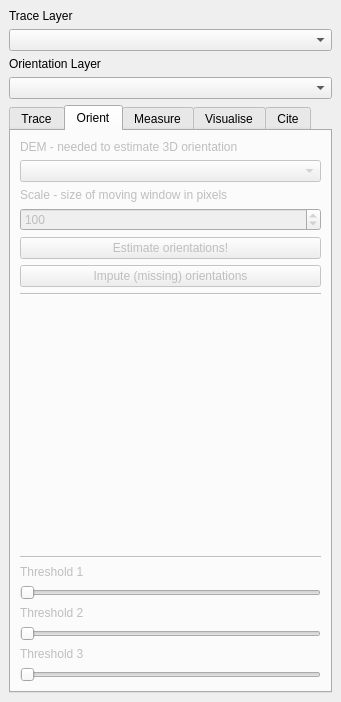
First picture: the form in geo_trace/geo_trace_dockwidget_base.ui, repository RichardQZeng/ForestLines, before the edit.
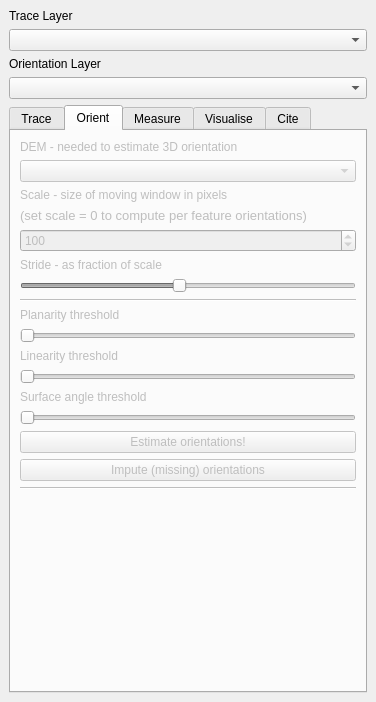
Second picture: the form after the edit. The open tabs and pages were chosen to show the change. Custom widgets are drawn as their Qt base class.

Commit message: Added stereonet function

```diff
--- a/geo_trace/geo_trace_dockwidget_base.ui
+++ b/geo_trace/geo_trace_dockwidget_base.ui
@@ -6,7 +6,7 @@
    <rect>
     <x>0</x>
     <y>0</y>
-    <width>341</width>
+    <width>376</width>
     <height>702</height>
    </rect>
   </property>
@@ -285,6 +285,18 @@
           </property>
          </widget>
         </item>
+        <item>
+         <widget class="QLabel" name="label_15">
+          <property name="font">
+           <font>
+            <pointsize>10</pointsize>
+           </font>
+          </property>
+          <property name="text">
+           <string>(set scale = 0 to compute per feature orientations)</string>
+          </property>
+         </widget>
+        </item>
         <item>
          <widget class="QDoubleSpinBox" name="ot_scale">
           <property name="toolTip">
@@ -304,6 +316,81 @@
           </property>
          </widget>
         </item>
+        <item>
+         <widget class="QLabel" name="label_16">
+          <property name="text">
+           <string>Stride - as fraction of scale</string>
+          </property>
+         </widget>
+        </item>
+        <item>
+         <widget class="QSlider" name="horizontalSlider_4">
+          <property name="minimum">
+           <number>5</number>
+          </property>
+          <property name="maximum">
+           <number>100</number>
+          </property>
+          <property name="singleStep">
+           <number>5</number>
+          </property>
+          <property name="value">
+           <number>50</number>
+          </property>
+          <property name="orientation">
+           <enum>Qt::Horizontal</enum>
+          </property>
+         </widget>
+        </item>
+        <item>
+         <widget class="Line" name="line_4">
+          <property name="orientation">
+           <enum>Qt::Horizontal</enum>
+          </property>
+         </widget>
+        </item>
+        <item>
+         <widget class="QLabel" name="label_12">
+          <property name="text">
+           <string>Planarity threshold</string>
+          </property>
+         </widget>
+        </item>
+        <item>
+         <widget class="QSlider" name="horizontalSlider">
+          <property name="orientation">
+           <enum>Qt::Horizontal</enum>
+          </property>
+         </widget>
+        </item>
+        <item>
+         <widget class="QLabel" name="label_13">
+          <property name="text">
+           <string>Linearity threshold</string>
+          </property>
+         </widget>
+        </item>
+        <item>
+         <widget class="QSlider" name="horizontalSlider_2">
+          <property name="orientation">
+           <enum>Qt::Horizontal</enum>
+          </property>
+         </widget>
+        </item>
+        <item>
+         <widget class="QLabel" name="label_14">
+          <property name="text">
+           <string>Surface angle threshold</string>
+          </property>
+         </widget>
+        </item>
+        <item>
+         <widget class="QSlider" name="horizontalSlider_3">
+          <property name="orientation">
+           <enum>Qt::Horizontal</enum>
+          </property>
+         </widget>
+        </item>
         <item>
          <widget class="QPushButton" name="ot_estimate">
           <property name="toolTip">
@@ -341,55 +428,6 @@
           </property>
          </spacer>
         </item>
-        <item>
-         <widget class="Line" name="line_4">
-          <property name="orientation">
-           <enum>Qt::Horizontal</enum>
-          </property>
-         </widget>
-        </item>
-        <item>
-         <widget class="QLabel" name="label_12">
-          <property name="text">
-           <string>Threshold 1</string>
-          </property>
-         </widget>
-        </item>
-        <item>
-         <widget class="QSlider" name="horizontalSlider">
-          <property name="orientation">
-           <enum>Qt::Horizontal</enum>
-          </property>
-         </widget>
-        </item>
-        <item>
-         <widget class="QLabel" name="label_13">
-          <property name="text">
-           <string>Threshold 2</string>
-          </property>
-         </widget>
-        </item>
-        <item>
-         <widget class="QSlider" name="horizontalSlider_2">
-          <property name="orientation">
-           <enum>Qt::Horizontal</enum>
-          </property>
-         </widget>
-        </item>
-        <item>
-         <widget class="QLabel" name="label_14">
-          <property name="text">
-           <string>Threshold 3</string>
-          </property>
-         </widget>
-        </item>
-        <item>
-         <widget class="QSlider" name="horizontalSlider_3">
-          <property name="orientation">
-           <enum>Qt::Horizontal</enum>
-          </property>
-         </widget>
-        </item>
        </layout>
       </widget>
       <widget class="QWidget" name="measTab">
```
Left out of the diff: 16 changed lines with no effect on the pictures. The commit also changes 2 other files.
